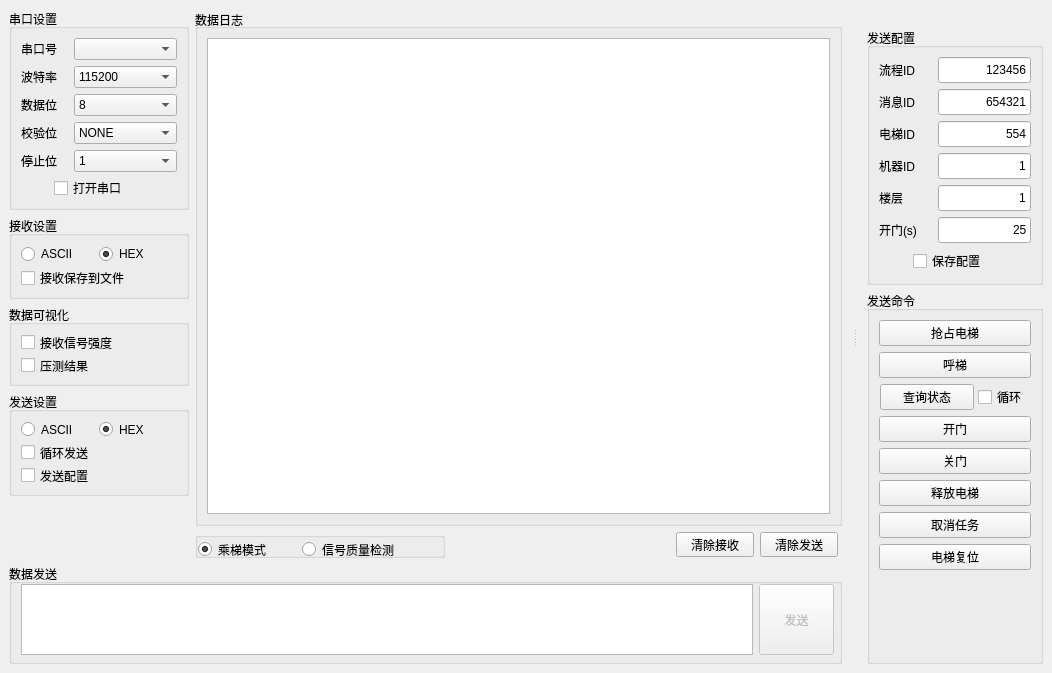
Qt form mainwindow.ui (519984307/myQTserialWin) before a commit.
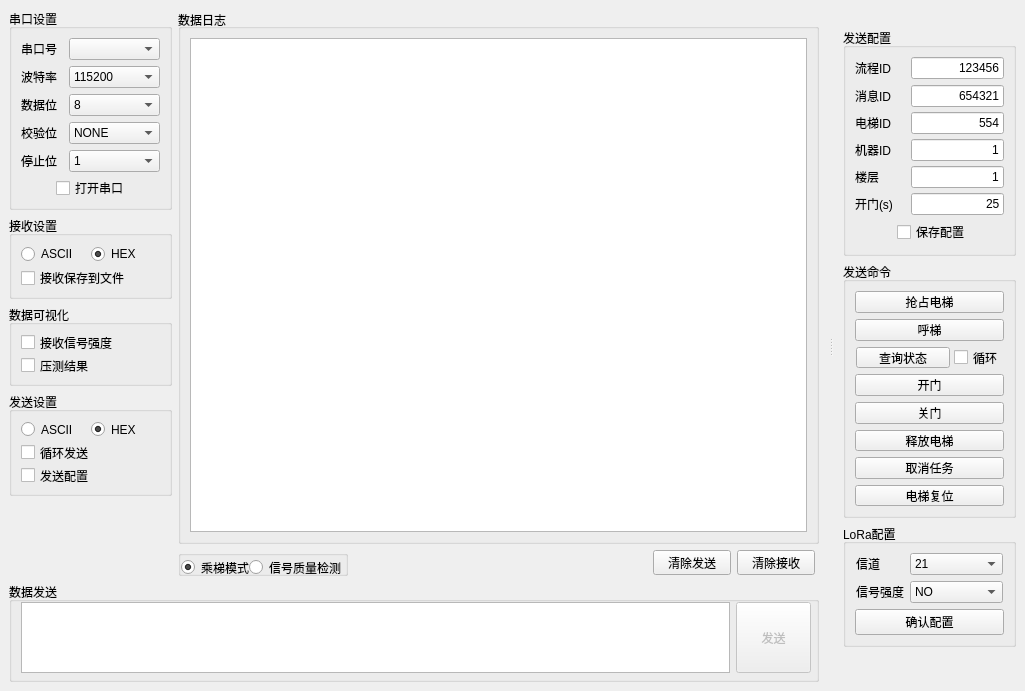
The same form after that commit.

Commit message: 新增lora配置信道功能.

```diff
--- a/mainwindow.ui
+++ b/mainwindow.ui
@@ -6,8 +6,8 @@
    <rect>
     <x>0</x>
     <y>0</y>
-    <width>1052</width>
-    <height>673</height>
+    <width>1022</width>
+    <height>691</height>
    </rect>
   </property>
   <property name="windowTitle">
@@ -15,7 +15,7 @@
   </property>
   <widget class="QWidget" name="centralwidget">
    <layout class="QGridLayout" name="gridLayout_6">
-    <item row="6" column="0" colspan="3">
+    <item row="5" column="0" colspan="3">
      <widget class="QGroupBox" name="dataSend">
       <property name="maximumSize">
        <size>
@@ -83,7 +83,82 @@
       </layout>
      </widget>
     </item>
-    <item row="5" column="1">
+    <item row="0" column="1" rowspan="4" colspan="2">
+     <widget class="QGroupBox" name="dataLog">
+      <property name="minimumSize">
+       <size>
+        <width>641</width>
+        <height>451</height>
+       </size>
+      </property>
+      <property name="title">
+       <string>数据日志</string>
+      </property>
+      <property name="alignment">
+       <set>Qt::AlignLeading|Qt::AlignLeft|Qt::AlignVCenter</set>
+      </property>
+      <layout class="QHBoxLayout" name="horizontalLayout_7">
+       <item>
+        <widget class="QTextBrowser" name="logBrowser"/>
+       </item>
+      </layout>
+     </widget>
+    </item>
+    <item row="4" column="2">
+     <layout class="QHBoxLayout" name="horizontalLayout_12">
+      <property name="spacing">
+       <number>6</number>
+      </property>
+      <property name="sizeConstraint">
+       <enum>QLayout::SetNoConstraint</enum>
+      </property>
+      <property name="leftMargin">
+       <number>225</number>
+      </property>
+      <property name="rightMargin">
+       <number>4</number>
+      </property>
+      <item>
+       <widget class="QPushButton" name="clearTxLog">
+        <property name="minimumSize">
+         <size>
+          <width>78</width>
+          <height>25</height>
+         </size>
+        </property>
+        <property name="maximumSize">
+         <size>
+          <width>78</width>
+          <height>25</height>
+         </size>
+        </property>
+        <property name="text">
+         <string>清除发送</string>
+        </property>
+       </widget>
+      </item>
+      <item>
+       <widget class="QPushButton" name="clearRxLog">
+        <property name="minimumSize">
+         <size>
+          <width>78</width>
+          <height>25</height>
+         </size>
+        </property>
+        <property name="maximumSize">
+         <size>
+          <width>78</width>
+          <height>25</height>
+         </size>
+        </property>
+        <property name="text">
+         <string>清除接收</string>
+        </property>
+       </widget>
+      </item>
+     </layout>
+    </item>
+    <item row="4" column="1">
      <layout class="QHBoxLayout" name="horizontalLayout_19">
       <property name="spacing">
        <number>0</number>
@@ -95,13 +170,13 @@
        <widget class="QGroupBox" name="groupBox_4">
         <property name="minimumSize">
          <size>
-          <width>246</width>
+          <width>161</width>
           <height>26</height>
          </size>
         </property>
         <property name="maximumSize">
          <size>
-          <width>250</width>
+          <width>170</width>
           <height>26</height>
          </size>
         </property>
@@ -119,7 +194,7 @@
           <number>2</number>
          </property>
          <property name="rightMargin">
-          <number>33</number>
+          <number>0</number>
          </property>
          <property name="bottomMargin">
           <number>9</number>
@@ -128,7 +203,7 @@
           <widget class="QRadioButton" name="elevator_mode">
            <property name="minimumSize">
             <size>
-             <width>104</width>
+             <width>61</width>
              <height>19</height>
             </size>
            </property>
@@ -150,7 +225,7 @@
           <widget class="QRadioButton" name="signal_quality">
            <property name="minimumSize">
             <size>
-             <width>141</width>
+             <width>96</width>
              <height>19</height>
             </size>
            </property>
@@ -171,80 +246,18 @@
         </layout>
        </widget>
       </item>
-     </layout>
-    </item>
-    <item row="0" column="1" rowspan="5" colspan="2">
-     <widget class="QGroupBox" name="dataLog">
-      <property name="minimumSize">
-       <size>
-        <width>641</width>
-        <height>451</height>
-       </size>
-      </property>
-      <property name="title">
-       <string>数据日志</string>
-      </property>
-      <property name="alignment">
-       <set>Qt::AlignLeading|Qt::AlignLeft|Qt::AlignVCenter</set>
-      </property>
-      <layout class="QHBoxLayout" name="horizontalLayout_7">
-       <item>
-        <widget class="QTextBrowser" name="logBrowser"/>
-       </item>
-      </layout>
-     </widget>
-    </item>
-    <item row="5" column="2">
-     <layout class="QHBoxLayout" name="horizontalLayout_12">
-      <property name="spacing">
-       <number>6</number>
-      </property>
-      <property name="sizeConstraint">
-       <enum>QLayout::SetNoConstraint</enum>
-      </property>
-      <property name="leftMargin">
-       <number>225</number>
-      </property>
-      <property name="rightMargin">
-       <number>4</number>
-      </property>
       <item>
-       <widget class="QPushButton" name="clearRxLog">
-        <property name="minimumSize">
-         <size>
-          <width>78</width>
-          <height>25</height>
-         </size>
+       <spacer name="horizontalSpacer">
+        <property name="orientation">
+         <enum>Qt::Horizontal</enum>
         </property>
-        <property name="maximumSize">
+        <property name="sizeHint" stdset="0">
          <size>
-          <width>78</width>
-          <height>25</height>
+          <width>40</width>
+          <height>20</height>
          </size>
         </property>
-        <property name="text">
-         <string>清除接收</string>
-        </property>
-       </widget>
-      </item>
-      <item>
-       <widget class="QPushButton" name="clearTxLog">
-        <property name="minimumSize">
-         <size>
-          <width>78</width>
-          <height>25</height>
-         </size>
-        </property>
-        <property name="maximumSize">
-         <size>
-          <width>78</width>
-          <height>25</height>
-         </size>
-        </property>
-        <property name="text">
-         <string>清除发送</string>
-        </property>
-       </widget>
+       </spacer>
       </item>
      </layout>
     </item>
@@ -254,7 +267,7 @@
        <widget class="QGroupBox" name="serialConfig">
         <property name="minimumSize">
          <size>
-          <width>180</width>
+          <width>163</width>
           <height>1</height>
          </size>
         </property>
@@ -271,7 +284,7 @@
          <item row="1" column="0">
           <layout class="QHBoxLayout" name="horizontalLayout_13">
            <property name="leftMargin">
-            <number>10</number>
+            <number>31</number>
            </property>
            <property name="rightMargin">
             <number>0</number>
@@ -645,8 +658,8 @@
   <widget class="QDockWidget" name="dockWidget">
    <property name="minimumSize">
     <size>
-     <width>190</width>
-     <height>673</height>
+     <width>191</width>
+     <height>691</height>
     </size>
    </property>
    <property name="maximumSize">
@@ -670,14 +683,14 @@
       <widget class="QGroupBox" name="send_config">
        <property name="minimumSize">
         <size>
-         <width>167</width>
-         <height>0</height>
+         <width>173</width>
+         <height>224</height>
         </size>
        </property>
        <property name="maximumSize">
         <size>
-         <width>190</width>
-         <height>16777215</height>
+         <width>173</width>
+         <height>256</height>
         </size>
        </property>
        <property name="title">
@@ -700,7 +713,7 @@
               <property name="minimumSize">
                <size>
                 <width>93</width>
-                <height>26</height>
+                <height>22</height>
                </size>
               </property>
               <property name="maximumSize">
@@ -736,7 +749,7 @@
               <property name="minimumSize">
                <size>
                 <width>93</width>
-                <height>26</height>
+                <height>22</height>
                </size>
               </property>
               <property name="maximumSize">
@@ -775,7 +788,7 @@
               <property name="minimumSize">
                <size>
                 <width>93</width>
-                <height>26</height>
+                <height>22</height>
                </size>
               </property>
               <property name="maximumSize">
@@ -814,7 +827,7 @@
               <property name="minimumSize">
                <size>
                 <width>93</width>
-                <height>26</height>
+                <height>22</height>
                </size>
               </property>
               <property name="maximumSize">
@@ -847,7 +860,7 @@
               <property name="minimumSize">
                <size>
                 <width>93</width>
-                <height>26</height>
+                <height>22</height>
                </size>
               </property>
               <property name="maximumSize">
@@ -880,7 +893,7 @@
               <property name="minimumSize">
                <size>
                 <width>93</width>
-                <height>26</height>
+                <height>22</height>
                </size>
               </property>
               <property name="maximumSize">
@@ -910,7 +923,7 @@
            <enum>QLayout::SetDefaultConstraint</enum>
           </property>
           <property name="leftMargin">
-           <number>34</number>
+           <number>42</number>
           </property>
           <item>
            <widget class="QCheckBox" name="save_send_config">
@@ -943,14 +956,14 @@
        </property>
        <property name="minimumSize">
         <size>
-         <width>153</width>
-         <height>352</height>
+         <width>173</width>
+         <height>231</height>
         </size>
        </property>
        <property name="maximumSize">
         <size>
-         <width>185</width>
-         <height>16777215</height>
+         <width>173</width>
+         <height>262</height>
         </size>
        </property>
        <property name="title">
@@ -961,9 +974,6 @@
          <layout class="QVBoxLayout" name="verticalLayout_2">
           <item>
            <widget class="QPushButton" name="preempt_elevator_button">
-            <property name="enabled">
-             <bool>true</bool>
-            </property>
             <property name="text">
              <string>抢占电梯</string>
             </property>
@@ -1068,24 +1078,193 @@
             </property>
            </widget>
           </item>
+         </layout>
+        </item>
+       </layout>
+      </widget>
+     </item>
+     <item>
+      <widget class="QGroupBox" name="lora_config_group">
+       <property name="enabled">
+        <bool>true</bool>
+       </property>
+       <property name="minimumSize">
+        <size>
+         <width>173</width>
+         <height>0</height>
+        </size>
+       </property>
+       <property name="maximumSize">
+        <size>
+         <width>173</width>
+         <height>135</height>
+        </size>
+       </property>
+       <property name="title">
+        <string>LoRa配置</string>
+       </property>
+       <layout class="QVBoxLayout" name="verticalLayout_11">
+        <item>
+         <layout class="QVBoxLayout" name="verticalLayout_10">
           <item>
-           <spacer name="verticalSpacer">
-            <property name="orientation">
-             <enum>Qt::Vertical</enum>
+           <layout class="QHBoxLayout" name="horizontalLayout_24" stretch="0,0">
+            <property name="spacing">
+             <number>25</number>
             </property>
-            <property name="sizeHint" stdset="0">
-             <size>
-              <width>20</width>
-              <height>40</height>
-             </size>
+            <property name="sizeConstraint">
+             <enum>QLayout::SetMinimumSize</enum>
             </property>
-           </spacer>
+            <item>
+             <widget class="QLabel" name="lora_channal">
+              <property name="maximumSize">
+               <size>
+                <width>28</width>
+                <height>16777215</height>
+               </size>
+              </property>
+              <property name="text">
+               <string>信道</string>
+              </property>
+             </widget>
+            </item>
+            <item>
+             <widget class="QComboBox" name="lora_channal_val">
+              <property name="minimumSize">
+               <size>
+                <width>0</width>
+                <height>22</height>
+               </size>
+              </property>
+              <property name="maximumSize">
+               <size>
+                <width>93</width>
+                <height>16777215</height>
+               </size>
+              </property>
+              <property name="editable">
+               <bool>false</bool>
+              </property>
+              <item>
+               <property name="text">
+                <string>21</string>
+               </property>
+              </item>
+              <item>
+               <property name="text">
+                <string>20</string>
+               </property>
+              </item>
+              <item>
+               <property name="text">
+                <string>19</string>
+               </property>
+              </item>
+              <item>
+               <property name="text">
+                <string>18</string>
+               </property>
+              </item>
+              <item>
+               <property name="text">
+                <string>17</string>
+               </property>
+              </item>
+              <item>
+               <property name="text">
+                <string>16</string>
+               </property>
+              </item>
+              <item>
+               <property name="text">
+                <string>15</string>
+               </property>
+              </item>
+              <item>
+               <property name="text">
+                <string>14</string>
+               </property>
+              </item>
+             </widget>
+            </item>
+           </layout>
           </item>
+          <item>
+           <layout class="QHBoxLayout" name="horizontalLayout_25" stretch="0,0">
+            <property name="spacing">
+             <number>2</number>
+            </property>
+            <item>
+             <widget class="QLabel" name="lora_signal_enable">
+              <property name="maximumSize">
+               <size>
+                <width>51</width>
+                <height>16777215</height>
+               </size>
+              </property>
+              <property name="text">
+               <string>信号强度</string>
+              </property>
+             </widget>
+            </item>
+            <item>
+             <widget class="QComboBox" name="lora_signal_val">
+              <property name="minimumSize">
+               <size>
+                <width>0</width>
+                <height>22</height>
+               </size>
+              </property>
+              <property name="maximumSize">
+               <size>
+                <width>93</width>
+                <height>16777215</height>
+               </size>
+              </property>
+              <property name="editable">
+               <bool>false</bool>
+              </property>
+              <item>
+               <property name="text">
+                <string>NO</string>
+               </property>
+              </item>
+              <item>
+               <property name="text">
+                <string>YES</string>
+               </property>
+              </item>
+             </widget>
+            </item>
+           </layout>
+          </item>
+          <item>
+           <widget class="QPushButton" name="lora_config_button">
+            <property name="enabled">
+             <bool>true</bool>
+            </property>
+            <property name="text">
+             <string>确认配置</string>
+            </property>
+           </widget>
+          </item>
          </layout>
         </item>
        </layout>
       </widget>
      </item>
+     <item>
+      <spacer name="verticalSpacer">
+       <property name="orientation">
+        <enum>Qt::Vertical</enum>
+       </property>
+       <property name="sizeHint" stdset="0">
+        <size>
+         <width>20</width>
+         <height>40</height>
+        </size>
+       </property>
+      </spacer>
+     </item>
     </layout>
    </widget>
   </widget>
```
Left out of the diff: 5 changed lines with no effect on the pictures. The commit also changes 4 other files.
